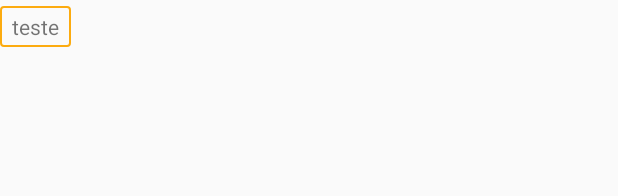
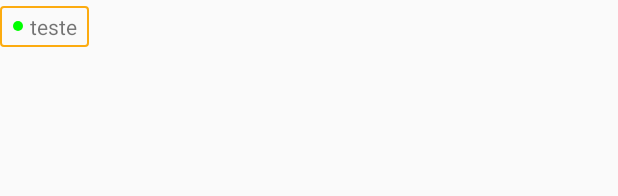
Before and after one commit to joaopaulosj/vanhackathon-2019, an Android app: the layout item_must_have_skill.xml on its own in the app's theme, with its tools: preview values and no code run, on a phone screen of 412 x 824 dp. Shown: the top 196 px of the screen. Run offline under Robolectric (Android 15) with nearby library versions, the phone set to English and light mode, and no system bars.

Commit message:
Adding green dot

```diff
--- /dev/null
+++ b/app/src/main/res/drawable/ic_dot_green.xml
@@ -0,0 +1,10 @@
+<vector xmlns:android="http://schemas.android.com/apk/res/android"
+	android:width="24dp"
+	android:height="24dp"
+	android:tint="#00FF00"
+	android:viewportWidth="24.0"
+	android:viewportHeight="24.0">
+	<path
+		android:fillColor="#FF000000"
+		android:pathData="M12,12m-10,0a10,10 0,1 1,20 0a10,10 0,1 1,-20 0" />
+</vector>
--- a/app/src/main/res/layout/item_must_have_skill.xml
+++ b/app/src/main/res/layout/item_must_have_skill.xml
@@ -1,17 +1,28 @@
 <?xml version="1.0" encoding="utf-8"?>
 <LinearLayout xmlns:android="http://schemas.android.com/apk/res/android"
+	xmlns:app="http://schemas.android.com/apk/res-auto"
 	xmlns:tools="http://schemas.android.com/tools"
 	android:layout_width="wrap_content"
 	android:layout_height="wrap_content"
 	android:layout_marginTop="4dp"
 	android:layout_marginEnd="8dp"
 	android:layout_marginBottom="4dp"
+	android:background="@drawable/bg_stroke_must_have_skill"
 	android:orientation="horizontal"
-	android:background="@drawable/bg_stroke_must_have_skill"
 	android:paddingStart="@dimen/horizontal_margin_small"
 	android:paddingTop="4dp"
 	android:paddingEnd="@dimen/horizontal_margin_small"
 	android:paddingBottom="4dp">
+
+	<ImageView
+		android:id="@+id/itemSkillsDotIv"
+		android:layout_width="8dp"
+		android:layout_height="8dp"
+		android:layout_gravity="center_vertical"
+		android:layout_marginEnd="4dp"
+		android:visibility="gone"
+		app:srcCompat="@drawable/ic_dot_green"
+		tools:visibility="visible" />
 
 	<TextView
 		android:id="@+id/itemSkillTv"
@@ -19,13 +30,4 @@
 		android:layout_height="wrap_content"
 		tools:text="teste" />
 
-	<ImageView
-		android:id="@+id/itemSkillsDotIv"
-		android:layout_width="4dp"
-		android:visibility="gone"
-		android:layout_height="4dp"
-		android:layout_gravity="center_vertical"
-		android:layout_marginStart="4dp"
-		android:background="#00FF00" />
-
 </LinearLayout>
```
